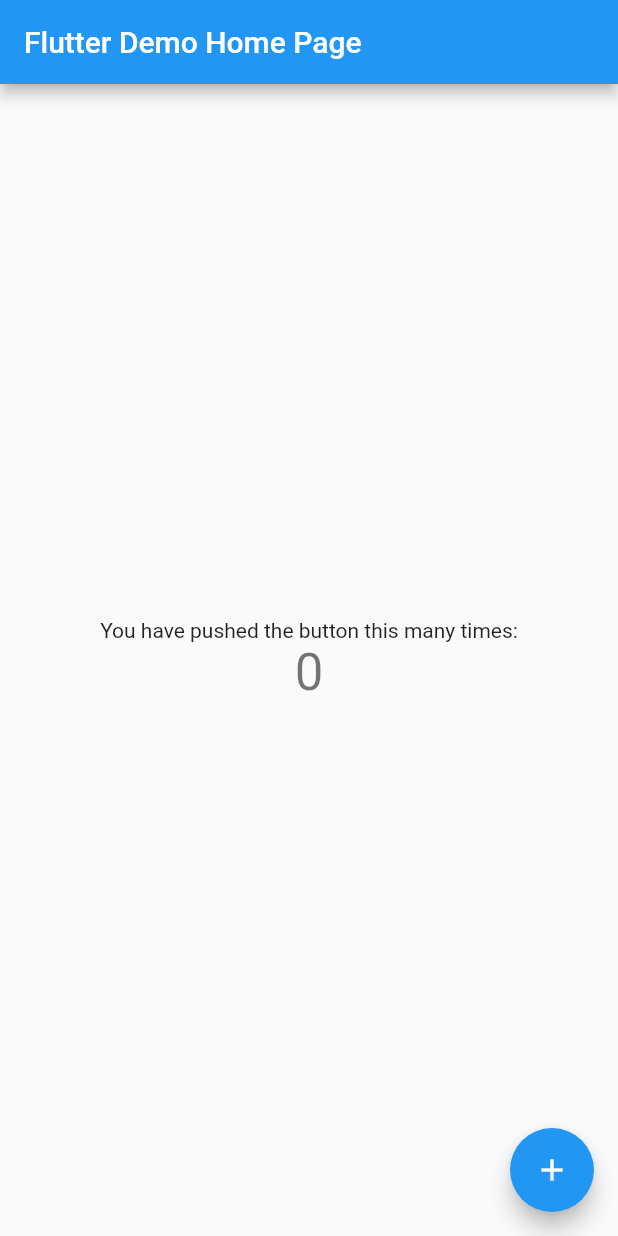
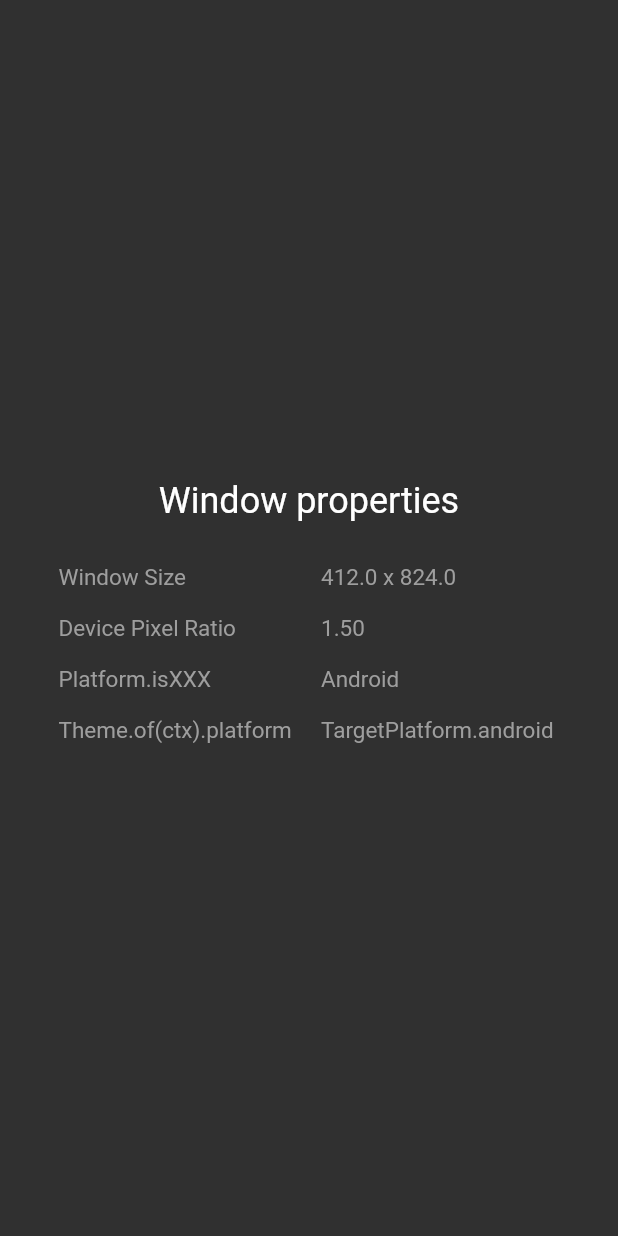
Before and after one commit to joaquincorimayo/demo-flutter-flutter-platforms, a Flutter app: the screen it shows after launch, on a phone screen of 412 x 824 dp. Run offline on Flutter 3.47's test engine with Material 2 defaults, Android fonts, the phone set to English and light mode, and no system bars.

Commit message:
Detect the different platforms and adapt them

```diff
--- a/lib/main.dart
+++ b/lib/main.dart
@@ -1,3 +1,5 @@
+import 'dart:io' show Platform;
+import 'package:flutter/foundation.dart' show kIsWeb;
 import 'package:flutter/material.dart';
 
 void main() {
@@ -7,109 +9,119 @@
 class MyApp extends StatelessWidget {
   const MyApp({super.key});
 
-  // This widget is the root of your application.
   @override
   Widget build(BuildContext context) {
     return MaterialApp(
-      title: 'Flutter Demo',
+      debugShowCheckedModeBanner: false,
+      title: 'Flutter Platforms',
       theme: ThemeData(
-        // This is the theme of your application.
-        //
-        // Try running your application with "flutter run". You'll see the
-        // application has a blue toolbar. Then, without quitting the app, try
-        // changing the primarySwatch below to Colors.green and then invoke
-        // "hot reload" (press "r" in the console where you ran "flutter run",
-        // or simply save your changes to "hot reload" in a Flutter IDE).
-        // Notice that the counter didn't reset back to zero; the application
-        // is not restarted.
-        primarySwatch: Colors.blue,
+        brightness: Brightness.dark,
+        textTheme: const TextTheme(
+            bodyMedium: TextStyle(
+                color: Colors.grey,
+                fontSize: 15,
+            ),
+        ),
       ),
-      home: const MyHomePage(title: 'Flutter Demo Home Page'),
+      home: const ResizeablePage(),
     );
   }
 }
 
-class MyHomePage extends StatefulWidget {
-  const MyHomePage({super.key, required this.title});
-
-  // This widget is the home page of your application. It is stateful, meaning
-  // that it has a State object (defined below) that contains fields that affect
-  // how it looks.
-
-  // This class is the configuration for the state. It holds the values (in this
-  // case the title) provided by the parent (in this case the App widget) and
-  // used by the build method of the State. Fields in a Widget subclass are
-  // always marked "final".
-
-  final String title;
-
-  @override
-  State<MyHomePage> createState() => _MyHomePageState();
-}
-
-class _MyHomePageState extends State<MyHomePage> {
-  int _counter = 0;
-
-  void _incrementCounter() {
-    setState(() {
-      // This call to setState tells the Flutter framework that something has
-      // changed in this State, which causes it to rerun the build method below
-      // so that the display can reflect the updated values. If we changed
-      // _counter without calling setState(), then the build method would not be
-      // called again, and so nothing would appear to happen.
-      _counter++;
-    });
-  }
+class ResizeablePage extends StatelessWidget {
+  const ResizeablePage({super.key});
 
   @override
   Widget build(BuildContext context) {
-    // This method is rerun every time setState is called, for instance as done
-    // by the _incrementCounter method above.
-    //
-    // The Flutter framework has been optimized to make rerunning build methods
-    // fast, so that you can just rebuild anything that needs updating rather
-    // than having to individually change instances of widgets.
+    final mediaQuery = MediaQuery.of(context);
+    final themePlatform = Theme.of(context).platform;
+
     return Scaffold(
-      appBar: AppBar(
-        // Here we take the value from the MyHomePage object that was created by
-        // the App.build method, and use it to set our appbar title.
-        title: Text(widget.title),
-      ),
       body: Center(
-        // Center is a layout widget. It takes a single child and positions it
-        // in the middle of the parent.
         child: Column(
-          // Column is also a layout widget. It takes a list of children and
-          // arranges them vertically. By default, it sizes itself to fit its
-          // children horizontally, and tries to be as tall as its parent.
-          //
-          // Invoke "debug painting" (press "p" in the console, choose the
-          // "Toggle Debug Paint" action from the Flutter Inspector in Android
-          // Studio, or the "Toggle Debug Paint" command in Visual Studio Code)
-          // to see the wireframe for each widget.
-          //
-          // Column has various properties to control how it sizes itself and
-          // how it positions its children. Here we use mainAxisAlignment to
-          // center the children vertically; the main axis here is the vertical
-          // axis because Columns are vertical (the cross axis would be
-          // horizontal).
           mainAxisAlignment: MainAxisAlignment.center,
           children: <Widget>[
-            const Text(
-              'You have pushed the button this many times:',
+            Text(
+              'Window properties',
+              style: Theme.of(context).textTheme.headlineSmall,
             ),
-            Text(
-              '$_counter',
-              style: Theme.of(context).textTheme.headlineMedium,
+            const SizedBox(height: 20),
+            SizedBox(
+              width: 350,
+              child: Table(
+                textBaseline: TextBaseline.alphabetic,
+                children: <TableRow>[
+                  _fillTableRow(
+                    context: context,
+                    property: 'Window Size',
+                    value: '${mediaQuery.size.width.toStringAsFixed(1)} x '
+                        '${mediaQuery.size.height.toStringAsFixed(1)}',
+                  ),
+                  _fillTableRow(
+                    context: context,
+                    property: 'Device Pixel Ratio',
+                    value: mediaQuery.devicePixelRatio.toStringAsFixed(2),
+                  ),
+                  _fillTableRow(
+                    context: context,
+                    property: 'Platform.isXXX',
+                    value: platformDescription(),
+                  ),
+                  _fillTableRow(
+                    context: context,
+                    property: 'Theme.of(ctx).platform',
+                    value: themePlatform.toString(),
+                  ),
+                ],
+              ),
             ),
           ],
         ),
       ),
-      floatingActionButton: FloatingActionButton(
-        onPressed: _incrementCounter,
-        tooltip: 'Increment',
-        child: const Icon(Icons.add),
-      ), // This trailing comma makes auto-formatting nicer for build methods.
     );
   }
+
+  TableRow _fillTableRow(
+      {required BuildContext context,
+        required String property,
+        required String value}) {
+    return TableRow(
+      children: [
+        TableCell(
+          verticalAlignment: TableCellVerticalAlignment.baseline,
+          child: Padding(
+            padding: const EdgeInsets.all(8.0),
+            child: Text(property),
+          ),
+        ),
+        TableCell(
+          verticalAlignment: TableCellVerticalAlignment.baseline,
+          child: Padding(
+            padding: const EdgeInsets.all(8.0),
+            child: Text(value),
+          ),
+        ),
+      ],
+    );
+  }
+
+  String platformDescription() {
+    if (kIsWeb) {
+      return 'Web';
+    } else if (Platform.isAndroid) {
+      return 'Android';
+    } else if (Platform.isIOS) {
+      return 'iOS';
+    } else if (Platform.isWindows) {
+      return 'Windows';
+    } else if (Platform.isMacOS) {
+      return 'macOS';
+    } else if (Platform.isLinux) {
+      return 'Linux';
+    } else if (Platform.isFuchsia) {
+      return 'Fuchsia';
+    } else {
+      return 'Unknown';
+    }
+  }
 }
```
